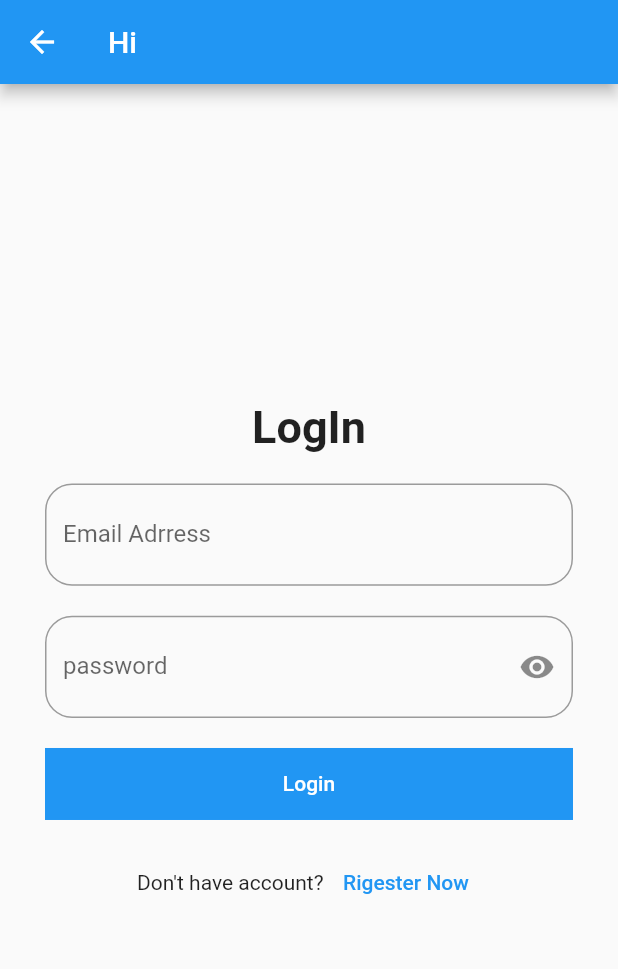
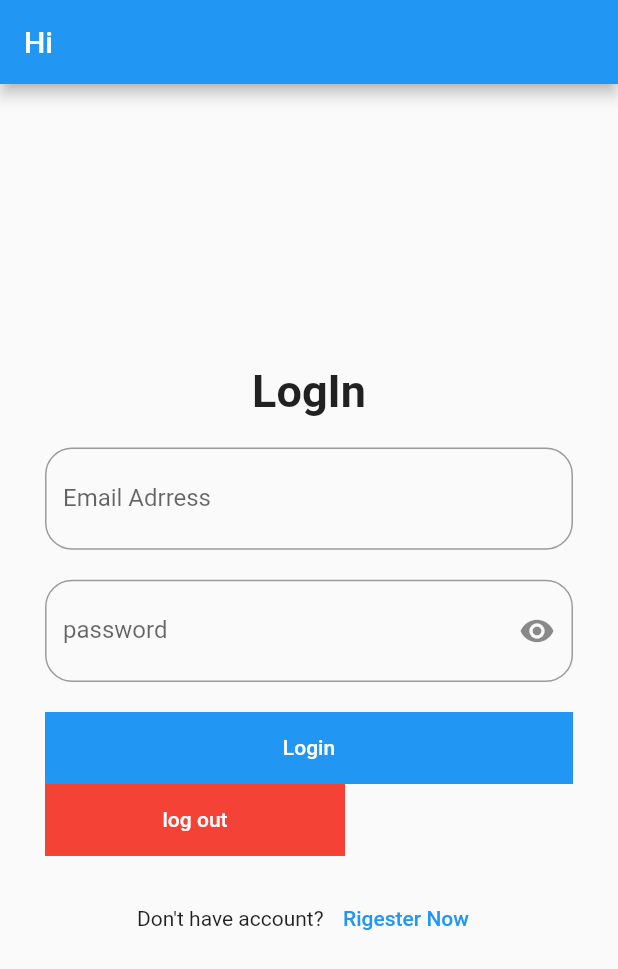
Before and after one commit to abdobassel/projects-login-messnger-bmi-counter-database-Todo-App_by_flutter, a Flutter app: the Login screen opened directly, on a phone screen of 412 x 824 dp. Shown: the top 969 px of the screen. Run offline on Flutter 3.47's test engine with Material 2 defaults, Android fonts, the phone set to English and light mode, and no system bars.

Commit message:
in file components ==  reusable components defallt button

```diff
--- a/lib/main.dart
+++ b/lib/main.dart
@@ -1,8 +1,9 @@
 import 'package:flutter/material.dart';
-import 'package:udemy_mansour/bmi_calc.dart';
-import 'package:udemy_mansour/counter_screen.dart';
-import 'package:udemy_mansour/messanger_screen.dart';
-import 'package:udemy_mansour/users_screen.dart';
+import 'package:udemy_mansour/modules/bmi/bmi_calc.dart';
+import 'package:udemy_mansour/modules/counter/counter_screen.dart';
+import 'package:udemy_mansour/modules/login/login.dart';
+import 'package:udemy_mansour/modules/messenger/messanger_screen.dart';
+import 'package:udemy_mansour/modules/users/users_screen.dart';
 
 void main() {
   runApp(const MyApp());
@@ -16,7 +17,7 @@ class MyApp extends StatelessWidget {
   Widget build(BuildContext context) {
     return MaterialApp(
       debugShowCheckedModeBanner: false,
-      home: BmiCalc(),
+      home: Login(),
     );
   }
 }
--- a/lib/modules/login/login.dart
+++ b/lib/modules/login/login.dart
@@ -1,4 +1,5 @@
 import 'package:flutter/material.dart';
+import 'package:udemy_mansour/shared/componontes/components.dart';
 
 class Login extends StatelessWidget {
   var mailcontroller = TextEditingController();
@@ -73,6 +74,13 @@ class Login extends StatelessWidget {
                     ),
                   ),
                 ),
+                DefaultButton(
+                  function: () {
+                    print('hello');
+                  },
+                  background: Colors.red,
+                  width: 200,
+                ),
                 SizedBox(
                   height: 18,
                 ),
--- a/lib/shared/componontes/components.dart
+++ b/lib/shared/componontes/components.dart
@@ -0,0 +1,18 @@
+import 'package:flutter/material.dart';
+
+Widget DefaultButton({
+  required Function function,
+  double width = double.infinity,
+  Color background = Colors.blue,
+}) =>
+    Container(
+      width: width,
+      color: background,
+      child: MaterialButton(
+        onPressed: function(),
+        child: Text(
+          "log out",
+          style: TextStyle(color: Colors.white),
+        ),
+      ),
+    );
```
